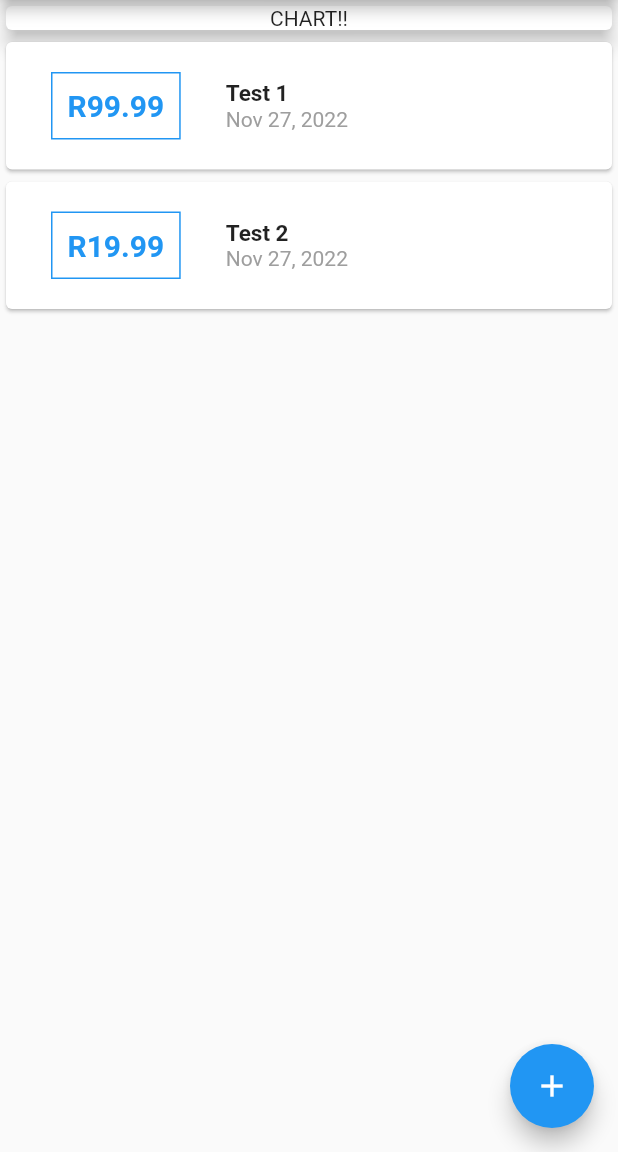
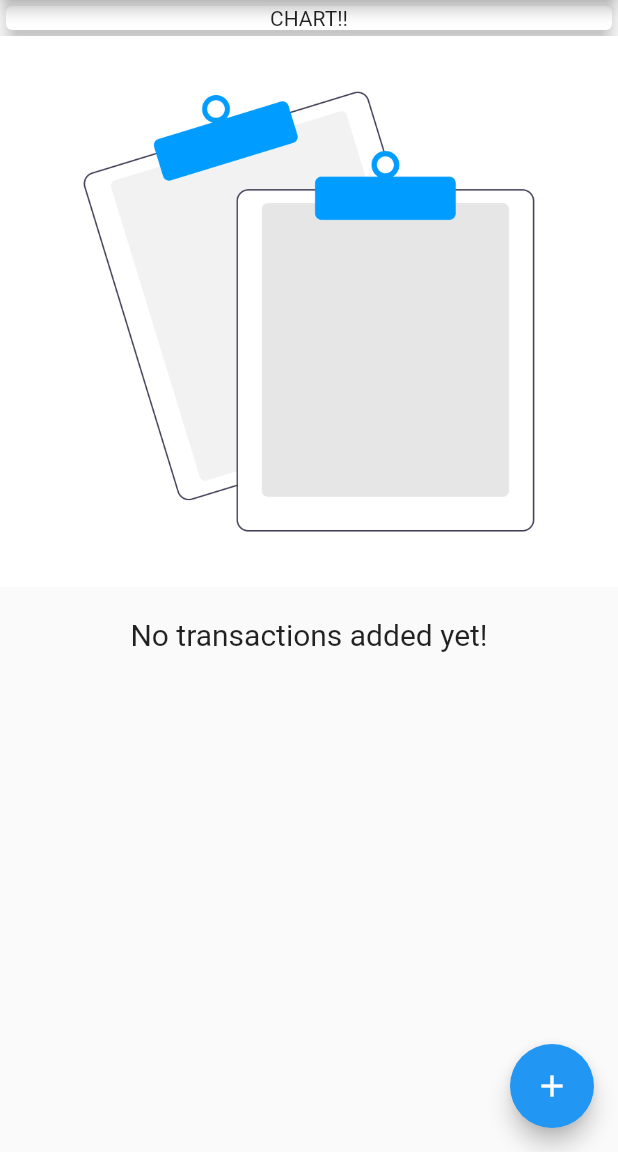
Before and after one commit to Azania-Mokhampane/flutter-expense-app, a Flutter app: the screen it shows after launch, on a phone screen of 412 x 824 dp, the part 84-1236 px from its top. Run offline on Flutter 3.47's test engine with Material 2 defaults, Android fonts, the phone set to English and light mode, and no system bars.

```diff
--- a/lib/main.dart
+++ b/lib/main.dart
@@ -1,5 +1,3 @@
-import 'dart:math';
-
 import 'package:flutter/material.dart';
 
 import 'models/transaction.dart';
@@ -25,18 +23,18 @@ class MyHomePage extends StatefulWidget {
 
 class _MyHomePageState extends State<MyHomePage> {
   final List<Transaction> transactions = [
-    Transaction(
-      id: "1",
-      title: "Test 1",
-      amount: 99.99,
-      date: DateTime.now(),
-    ),
-    Transaction(
-      id: "2",
-      title: "Test 2",
-      amount: 19.99,
-      date: DateTime.now(),
-    ),
+    // Transaction(
+    //   id: "1",
+    //   title: "Test 1",
+    //   amount: 99.99,
+    //   date: DateTime.now(),
+    // ),
+    // Transaction(
+    //   id: "2",
+    //   title: "Test 2",
+    //   amount: 19.99,
+    //   date: DateTime.now(),
+    // ),
   ];
 
   void _addTransaction(String title, double amount) {
@@ -81,7 +79,7 @@ class _MyHomePageState extends State<MyHomePage> {
               onPressed: () {
                 // _startAddNewTransaction(context);
               },
-            )
+            ),
           ],
         ),
         body: SingleChildScrollView(
--- /dev/null
+++ b/lib/widgets/chart.dart
@@ -0,0 +1,10 @@
+import 'package:flutter/material.dart';
+
+class Chart extends StatelessWidget {
+  const Chart({Key key}) : super(key: key);
+
+  @override
+  Widget build(BuildContext context) {
+    return Container();
+  }
+}
--- a/lib/widgets/transaction_list.dart
+++ b/lib/widgets/transaction_list.dart
@@ -9,7 +9,24 @@ class TransactionList extends StatelessWidget {
   TransactionList({@required this.transactions});
   @override
   Widget build(BuildContext context) {
-    return Column(
+    return transactions.isEmpty
+        ? Column(
+            mainAxisAlignment: MainAxisAlignment.center,
+            children: [
+              Image.asset(
+                'assets/images/no_expenses.png',
+                fit: BoxFit.cover,
+              ),
+              SizedBox(
+                height: 20,
+              ),
+              Text(
+                "No transactions added yet!",
+                style: TextStyle(fontSize: 20),
+              )
+            ],
+          )
+        : Column(
             children: transactions.map((transaction) {
               return Card(
                 child: Row(children: [
--- a/pubspec.yaml
+++ b/pubspec.yaml
@@ -44,9 +44,8 @@ flutter:
   uses-material-design: true
 
   # To add assets to your application, add an assets section, like this:
-  # assets:
-  #   - images/a_dot_burr.jpeg
-  #   - images/a_dot_ham.jpeg
+  assets:
+    - assets/images/no_expenses.png
 
   # An image asset can refer to one or more resolution-specific "variants", see
   # https://flutter.dev/assets-and-images/#resolution-aware.
```
Also changed, not shown: assets/images/no-expenses.svg (added), assets/images/no_expenses.png (added). Lines whose indentation alone changed are shown as unchanged.
